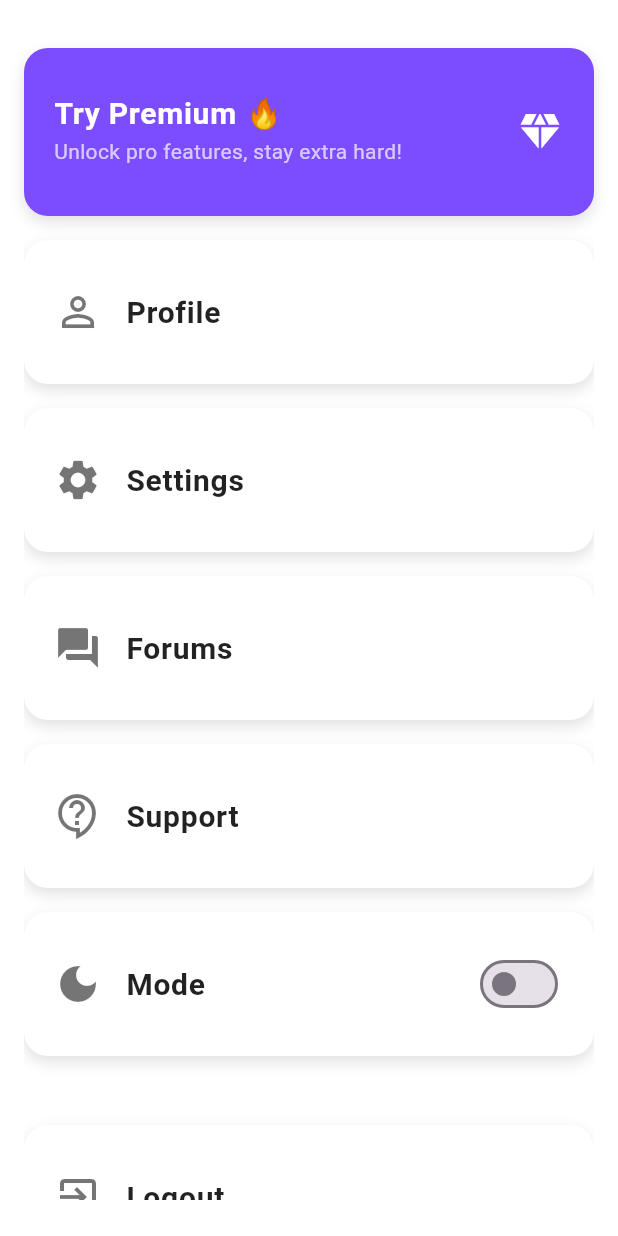
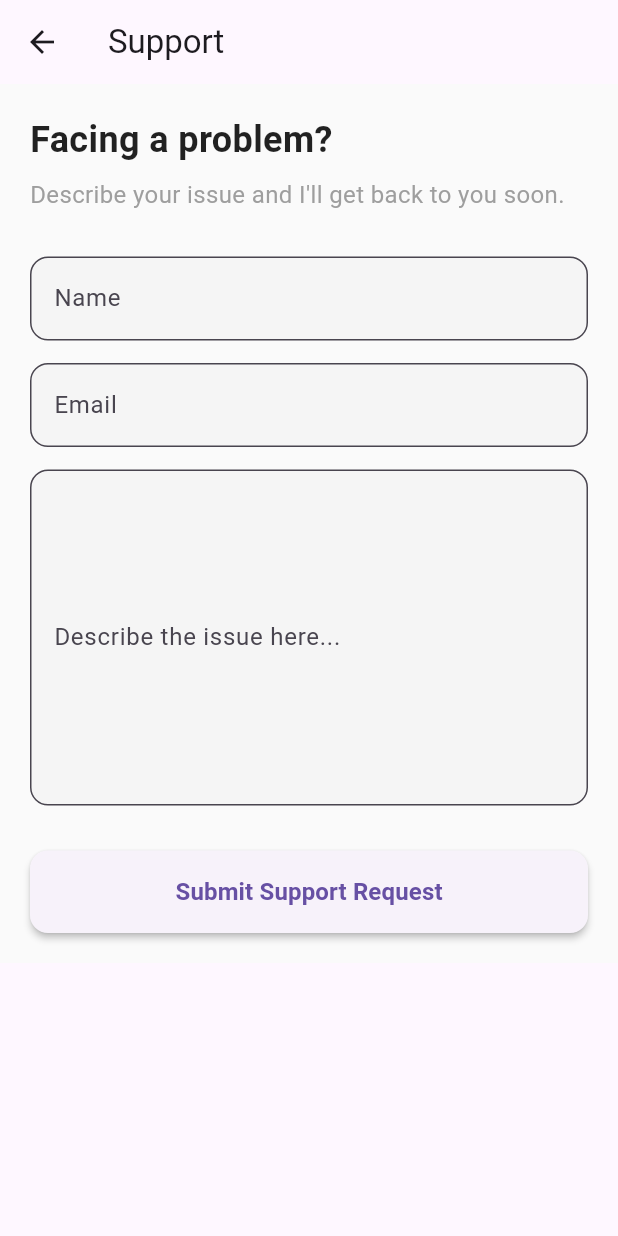
Before and after one commit to varuntej07/FocusFuel, a Flutter app: the MenuPage screen opened directly, after a tap on "Support", on a phone screen of 412 x 824 dp. Run offline on Flutter 3.47's test engine with Material 3 defaults, Android fonts, the phone set to English and light mode, and no system bars; our stand-ins replace cloud_firestore, firebase_auth, firebase_core, firebase_messaging, rxdart, shared_preferences and 1 more; accounts and stored records are empty.

Commit message:
subscription page, streaks, support page and updated shared preferences

```diff
--- a/lib/Models/user_model.dart
+++ b/lib/Models/user_model.dart
@@ -3,12 +3,16 @@ class UserModel {
   final String email;
   final String username;
   final bool isActive;
+  final int streak;
+  final int longestStreak;
 
   UserModel({
     required this.uid,
     required this.email,
     required this.username,
-    required this.isActive
+    required this.isActive,
+    this.streak = 0,
+    this.longestStreak = 0,
   });
 
   factory UserModel.fromMap(Map<String, dynamic> map) {
@@ -17,6 +21,8 @@ class UserModel {
       email: map['email'],
       username: map['username'],
       isActive: true,
+      streak: (map['streak'] ?? 0) as int,
+      longestStreak: (map['longestStreak'] ?? 0) as int,
     );
   }
 
@@ -26,6 +32,8 @@ class UserModel {
       'email': email,
       'username': username,
       'isActive': true,
+      'streak': streak,
+      'longestStreak': longestStreak,
     };
   }
 }
--- /dev/null
+++ b/lib/Utils/shared_prefs_service.dart
@@ -0,0 +1,43 @@
+import 'package:shared_preferences/shared_preferences.dart';
+
+class SharedPreferencesService {
+  static SharedPreferencesService? _instance;
+  static SharedPreferences? _preferences;
+
+  // Singleton pattern
+  static Future<SharedPreferencesService> getInstance() async {
+    _instance ??= SharedPreferencesService();       // if null then assign, create wrapper once
+    _preferences ??= await SharedPreferences.getInstance();     // open prefs once and assign
+    return _instance!;
+  }
+
+  // cuz _preferences is static, every instance in this class sees the same pointer.
+
+  Future<void> saveUsername(String username) async {
+    await _preferences?.setString('username', username);
+  }
+
+  String? getUsername() {
+    return _preferences?.getString('username');
+  }
+
+  Future<void> saveEmail(String email) async {
+    await _preferences?.setString('email', email);
+  }
+
+  String? getEmail() {
+    return _preferences?.getString('email');
+  }
+
+  Future<void> saveUserId(String uid) async {
+    await _preferences?.setString('uid', uid);
+  }
+
+  String? getUserId() {
+    return _preferences?.getString('uid');
+  }
+
+  Future<void> clearAll() async {
+    await _preferences?.clear();
+  }
+}
--- a/lib/ViewModels/auth_vm.dart
+++ b/lib/ViewModels/auth_vm.dart
@@ -1,8 +1,8 @@
 import 'package:firebase_auth/firebase_auth.dart';
 import 'package:flutter/material.dart';
 import 'package:cloud_firestore/cloud_firestore.dart';
-import 'package:shared_preferences/shared_preferences.dart';
 import 'package:focus_fuel/Models/user_model.dart';
+import '../Utils/shared_prefs_service.dart';
 
 // ViewModel for Authorization, responsible for business logic and Auth state
 class AuthViewModel extends ChangeNotifier {
@@ -17,6 +17,15 @@ class AuthViewModel extends ChangeNotifier {
   String? errorMessage;
   User? _currentUser;
   User? get currentUser => _currentUser;
+  UserModel? _userModel;
+  UserModel? get userModel => _userModel;
+
+  SharedPreferencesService _prefsService = SharedPreferencesService();
+
+  // Initializing SharedPreferences service
+  Future<void> initializePreferences() async {
+    _prefsService = await SharedPreferencesService.getInstance();
+  }
 
   void _startLoading() {
     isLoading = true;
@@ -70,9 +79,12 @@ class AuthViewModel extends ChangeNotifier {
       );
 
       _currentUser = credential.user;
+      _userModel = userModel;
 
-      final prefs = await SharedPreferences.getInstance();
-      await prefs.setString('username', userModel.username);
+      // Saving to SharedPreferences using centralized service
+      await _prefsService.saveUsername(userModel.username);
+      await _prefsService.saveEmail(userModel.email);
+      await _prefsService.saveUserId(userModel.uid);
 
       return userModel;
     } on FirebaseAuthException catch (e) {
@@ -103,8 +115,9 @@ class AuthViewModel extends ChangeNotifier {
 
       _currentUser = credential.user;
 
-      final prefs = await SharedPreferences.getInstance();
-      await prefs.setString('username', usernameController.text.trim());
+      await _prefsService.saveUsername(_userModel!.username);
+      await _prefsService.saveEmail(_userModel!.email);
+      await _prefsService.saveUserId(_userModel!.uid);
 
       return credential.user;
     } catch (e) {
@@ -127,13 +140,31 @@ class AuthViewModel extends ChangeNotifier {
 
     await FirebaseAuth.instance.signOut();
 
-    // Wiping all cached prefs
-    final prefs = await SharedPreferences.getInstance();
-    await prefs.clear();
+    await _prefsService.clearAll();
 
     _clearAll();
     _currentUser = null;
     notifyListeners();
+  }
+
+  Future<void> submitSupportMessage(String issueDescription) async {
+    print("This is the _user model:  ----------$_userModel---------------");
+    if (_userModel == null || issueDescription.isEmpty) return;
+
+    _startLoading();
+    try {
+      // creating separate collection for support messages
+      await FirebaseFirestore.instance.collection('ReportMessages').add({
+        'name': _prefsService.getUsername(),
+        'email': _prefsService.getEmail(),
+        'issueDescription': issueDescription.trim(),
+        'timestamp': FieldValue.serverTimestamp(),
+      });
+    } catch (e) {
+      errorMessage = 'Failed to send support message. Please try again.';
+    } finally {
+      _stopLoading();
+    }
   }
 
   String _mapFirebaseError(FirebaseAuthException e) {
--- a/lib/Views/screens/chat_screen.dart
+++ b/lib/Views/screens/chat_screen.dart
@@ -3,6 +3,7 @@ import 'package:provider/provider.dart';
 import '../../Models/chat_model.dart';
 import 'package:intl/intl.dart';
 import '../../ViewModels/chat_vm.dart';
+import '../../ViewModels/home_vm.dart';
 import '../Auth/login_page.dart';
 
 class ChatScreen extends StatefulWidget{
@@ -22,6 +23,7 @@ class _ChatScreenState extends State<ChatScreen>{
     WidgetsBinding.instance.addPostFrameCallback((_) {
       _scrollToBottom();
     });
+    context.read<HomeViewModel>().bumpStreakIfNeeded();
   }
 
   void _scrollToBottom() {
--- a/lib/Views/screens/menu_page.dart
+++ b/lib/Views/screens/menu_page.dart
@@ -1,6 +1,8 @@
 import 'package:flutter/material.dart';
 import 'package:focus_fuel/ViewModels/auth_vm.dart';
 import 'package:focus_fuel/Views/Auth/login_page.dart';
+import 'package:focus_fuel/Views/screens/subscription_page.dart';
+import 'package:focus_fuel/Views/screens/support_page.dart';
 import 'package:provider/provider.dart';
 
 class MenuPage extends StatefulWidget {
@@ -93,7 +95,7 @@ class _MenuPageState extends State<MenuPage> {
               background: Colors.deepPurpleAccent,
               isIconTrailing: true,
               onTap: () {
-                // TODO: navigate to premium flow
+                Navigator.push(context, MaterialPageRoute(builder: (context) => SubscriptionScreen()));
               },
             ),
             Expanded(
@@ -128,7 +130,7 @@ class _MenuPageState extends State<MenuPage> {
                     title: 'Support',
                     icon: Icons.contact_support_outlined,
                     onTap: () {
-                      // TODO: navigate to support
+                      Navigator.push(context, MaterialPageRoute(builder: (context) => SupportScreen()));
                     },
                   ),
                   _buildMenuCard(
--- /dev/null
+++ b/lib/Views/screens/support_page.dart
@@ -0,0 +1,170 @@
+import 'package:flutter/material.dart';
+import 'package:focus_fuel/Utils/shared_prefs_service.dart';
+import 'package:provider/provider.dart';
+import '../../ViewModels/auth_vm.dart';
+
+class SupportScreen extends StatefulWidget {
+  const SupportScreen({super.key});
+
+  @override
+  State<SupportScreen> createState() => _SupportScreenState();
+}
+
+class _SupportScreenState extends State<SupportScreen> {
+  final _formKey = GlobalKey<FormState>();
+  late TextEditingController nameController;
+  late TextEditingController emailController;
+  late TextEditingController issueController = TextEditingController();
+
+  @override
+  void initState() {
+    super.initState();
+    nameController = TextEditingController();
+    emailController = TextEditingController();
+    issueController = TextEditingController();
+  }
+
+
+  @override
+  void dispose() {
+    nameController.dispose();
+    emailController.dispose();
+    issueController.dispose();
+    super.dispose();
+  }
+
+  // helper to avoid repeating decoration boiler-plate
+  InputDecoration _decor(String label) => InputDecoration(
+    labelText: label,
+    border: OutlineInputBorder(borderRadius: BorderRadius.circular(12)),
+    filled: true,
+    fillColor:Colors.grey[100],
+  );
+
+  void _showSuccessMessage(String message) {
+    if (!mounted) return;
+
+    ScaffoldMessenger.of(context).showSnackBar(
+      SnackBar(
+        content: Text(message),
+        backgroundColor: Colors.green,
+        behavior: SnackBarBehavior.floating,
+        duration: Duration(seconds: 4),
+      ),
+    );
+  }
+
+  @override
+  Widget build(BuildContext context) {
+    var sharedPrefs = SharedPreferencesService();
+    return Scaffold(
+      appBar: AppBar(title: const Text('Support')),
+      body: Container(
+        color: Colors.grey[50],
+        padding: const EdgeInsets.all(20),
+        child: Consumer<AuthViewModel>(
+          builder: (context, vm, _) {
+            return Form(
+              key: _formKey,
+              child: SingleChildScrollView(
+                child: Column(
+                  crossAxisAlignment: CrossAxisAlignment.stretch,
+                  children: [
+                    const Text(
+                      'Facing a problem?',
+                      style: TextStyle(
+                        fontSize: 24,
+                        fontWeight: FontWeight.bold,
+                        color: Colors.black87,
+                      ),
+                    ),
+                    const SizedBox(height: 8),
+                    const Text('Describe your issue and I\'ll get back to you soon.',
+                      style: TextStyle(fontSize: 16, color: Colors.grey),
+                    ),
+                    const SizedBox(height: 30),
+
+                    TextFormField(
+                      initialValue: sharedPrefs.getUsername(),
+                      readOnly: true,
+                      decoration: _decor('Name'),
+                    ),
+                    const SizedBox(height: 15),
+
+                    TextFormField(
+                      initialValue: sharedPrefs.getEmail(),
+                      readOnly: true,
+                      decoration: _decor('Email'),
+                    ),
+                    const SizedBox(height: 15),
+
+                    TextFormField(
+                      controller: issueController,
+                      maxLines: 8,
+                      textCapitalization: TextCapitalization.sentences,
+                      decoration: _decor('Describe the issue here...'),
+                      validator: (val) {
+                        if (val == null || val.trim().isEmpty) {
+                          return 'Please describe the issue';
+                        }
+                        if (val.trim().length < 7) {
+                          return 'Please provide more details (at least 7 characters)';
+                        }
+                        return null;
+                      },
+                    ),
+                    const SizedBox(height: 30),
+
+                    // Error message display
+                    if (vm.errorMessage != null) ...[
+                      Container(
+                        padding: const EdgeInsets.all(12),
+                        margin: const EdgeInsets.only(bottom: 16),
+                        decoration: BoxDecoration(
+                          color: Colors.red[50],
+                          border: Border.all(color: Colors.red[200]!),
+                          borderRadius: BorderRadius.circular(8),
+                        ),
+                        child: Text(vm.errorMessage!, style: TextStyle(color: Colors.red[700]),
+                        ),
+                      ),
+                    ],
+
+                    ElevatedButton(
+                      onPressed: vm.isLoading
+                          ? null
+                          : () async {
+                        if (!_formKey.currentState!.validate()) return;
+
+                        await vm.submitSupportMessage(issueController.text);
+
+                        _showSuccessMessage('Message sent successfully!');
+                        issueController.clear();
+                      },
+                      style: ElevatedButton.styleFrom(
+                        padding: const EdgeInsets.symmetric(vertical: 16, horizontal: 32),
+                        shape: RoundedRectangleBorder(borderRadius: BorderRadius.circular(12)),
+                        elevation: 2,
+                      ),
+                      child: vm.isLoading
+                          ? const SizedBox(
+                        width: 24,
+                        height: 24,
+                        child: CircularProgressIndicator(
+                          strokeWidth: 2.5,
+                          valueColor: AlwaysStoppedAnimation<Color>(Colors.white),
+                        ),
+                      )
+                          : const Text('Submit Support Request', style: TextStyle(fontSize: 16, fontWeight: FontWeight.bold),
+                      ),
+                    ),
+                  ],
+                ),
+              ),
+            );
+          },
+        ),
+      ),
+    );
+  }
+}
--- a/pubspec.yaml
+++ b/pubspec.yaml
@@ -40,6 +40,7 @@ dependencies:
   intl:
   shared_preferences:
   firebase_crashlytics:
+  smooth_page_indicator:
 
 
   # The following adds the Cupertino Icons font to your application.
```
Also changed, not shown: lib/Utils/streak_repo.dart (added, +45 -0 lines), lib/ViewModels/home_vm.dart (+8 -9 lines), lib/Views/screens/subscription_page.dart (added, +229 -0 lines), lib/main.dart (+6 -1 lines), pubspec.lock, 1 other file.
